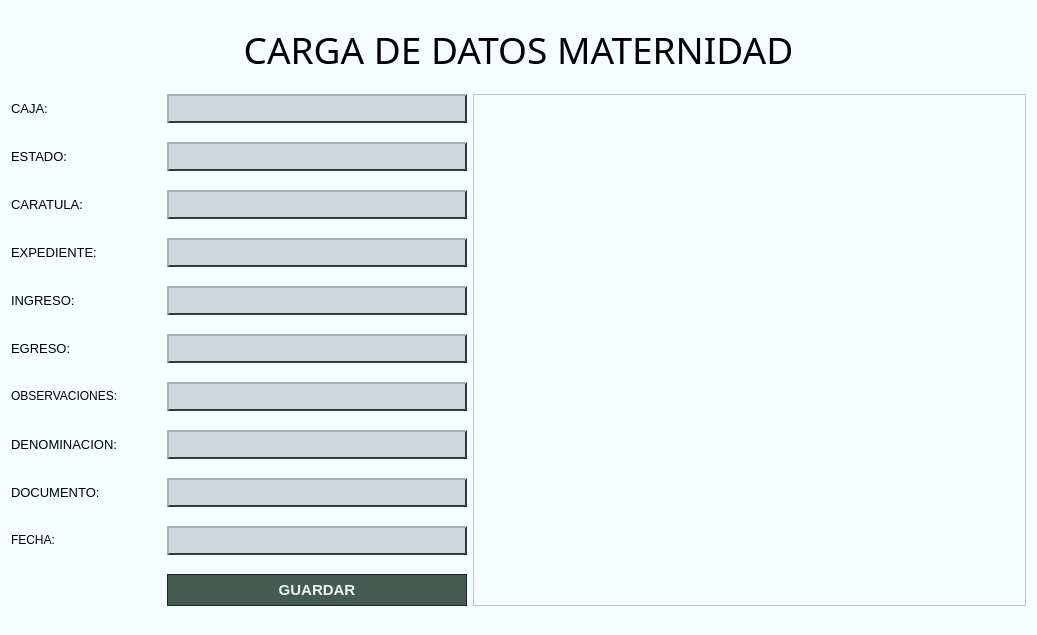
Above: ui/plantilla_maternidad.ui from Musthia/base-deposito before the change. Below: the same form after it.
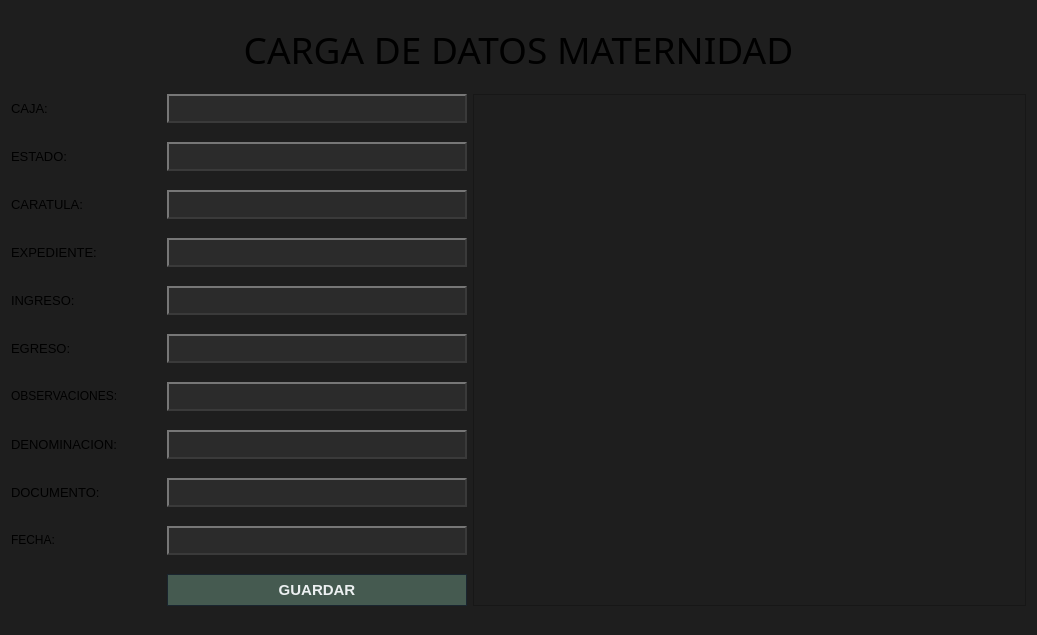
That is the form after the change.

```diff
--- a/ui/plantilla_maternidad.ui
+++ b/ui/plantilla_maternidad.ui
@@ -14,7 +14,7 @@
    <string>Form</string>
   </property>
   <property name="styleSheet">
-   <string notr="true">background-color: rgb(246, 255, 255);</string>
+   <string notr="true">background-color: #1e1e1e;</string>
   </property>
   <layout class="QGridLayout" name="gridLayout">
    <item row="1" column="0">
@@ -782,17 +782,17 @@
      </property>
      <property name="styleSheet">
       <string notr="true">QLineEdit {
-    background-color: #cfd8dc;          /* gris azulado claro */
-    border: 2px solid #455a64;          /* azul petróleo */
+    background-color: #2b2b2b;
+    border: 2px solid #555555;
   
     padding: 4px 10px;
-    color:  #000012;
+    color:  #e0e0e0;
     font-size: 13px;
 /* relieve simulado */
-    border-top-color: #a7b1b7;   /* borde superior más claro */
-    border-left-color: #a7b1b7;  /* borde izquierdo más claro */
-    border-right-color: #2e3d45; /* borde derecho más oscuro */
-    border-bottom-color: #2e3d45;
+    border-top-color: #777777;
+    border-left-color: #777777;
+    border-right-color: #3a3a3a;
+    border-bottom-color: #3a3a3a;
    
 }
 </string>
@@ -1017,17 +1017,17 @@
      </property>
      <property name="styleSheet">
       <string notr="true">QLineEdit {
-    background-color: #cfd8dc;          /* gris azulado claro */
-    border: 2px solid #455a64;          /* azul petróleo */
+    background-color: #2b2b2b;
+    border: 2px solid #555555;
   
     padding: 4px 10px;
-    color:  #000012;
+    color:  #e0e0e0;
     font-size: 13px;
 /* relieve simulado */
-    border-top-color: #a7b1b7;   /* borde superior más claro */
-    border-left-color: #a7b1b7;  /* borde izquierdo más claro */
-    border-right-color: #2e3d45; /* borde derecho más oscuro */
-    border-bottom-color: #2e3d45;
+    border-top-color: #777777;
+    border-left-color: #777777;
+    border-right-color: #3a3a3a;
+    border-bottom-color: #3a3a3a;
    
 }
 </string>
@@ -1611,17 +1611,17 @@
      </property>
      <property name="styleSheet">
       <string notr="true">QLineEdit {
-    background-color: #cfd8dc;          /* gris azulado claro */
-    border: 2px solid #455a64;          /* azul petróleo */
+    background-color: #2b2b2b;
+    border: 2px solid #555555;
   
     padding: 4px 10px;
-    color:  #000012;
+    color:  #e0e0e0;
     font-size: 13px;
 /* relieve simulado */
-    border-top-color: #a7b1b7;   /* borde superior más claro */
-    border-left-color: #a7b1b7;  /* borde izquierdo más claro */
-    border-right-color: #2e3d45; /* borde derecho más oscuro */
-    border-bottom-color: #2e3d45;
+    border-top-color: #777777;
+    border-left-color: #777777;
+    border-right-color: #3a3a3a;
+    border-bottom-color: #3a3a3a;
    
 }
 </string>
@@ -2054,17 +2054,17 @@
      </property>
      <property name="styleSheet">
       <string notr="true">QLineEdit {
-    background-color: #cfd8dc;          /* gris azulado claro */
-    border: 2px solid #455a64;          /* azul petróleo */
+    background-color: #2b2b2b;
+    border: 2px solid #555555;
   
     padding: 4px 10px;
-    color:  #000012;
+    color:  #e0e0e0;
     font-size: 13px;
 /* relieve simulado */
-    border-top-color: #a7b1b7;   /* borde superior más claro */
-    border-left-color: #a7b1b7;  /* borde izquierdo más claro */
-    border-right-color: #2e3d45; /* borde derecho más oscuro */
-    border-bottom-color: #2e3d45;
+    border-top-color: #777777;
+    border-left-color: #777777;
+    border-right-color: #3a3a3a;
+    border-bottom-color: #3a3a3a;
    
 }
 </string>
@@ -2296,17 +2296,17 @@
      </property>
      <property name="styleSheet">
       <string notr="true">QLineEdit {
-    background-color: #cfd8dc;          /* gris azulado claro */
-    border: 2px solid #455a64;          /* azul petróleo */
+    background-color: #2b2b2b;
+    border: 2px solid #555555;
   
     padding: 4px 10px;
-    color:  #000012;
+    color:  #e0e0e0;
     font-size: 13px;
 /* relieve simulado */
-    border-top-color: #a7b1b7;   /* borde superior más claro */
-    border-left-color: #a7b1b7;  /* borde izquierdo más claro */
-    border-right-color: #2e3d45; /* borde derecho más oscuro */
-    border-bottom-color: #2e3d45;
+    border-top-color: #777777;
+    border-left-color: #777777;
+    border-right-color: #3a3a3a;
+    border-bottom-color: #3a3a3a;
    
 }
 </string>
@@ -2717,17 +2717,17 @@
      </property>
      <property name="styleSheet">
       <string notr="true">QLineEdit {
-    background-color: #cfd8dc;          /* gris azulado claro */
-    border: 2px solid #455a64;          /* azul petróleo */
+    background-color: #2b2b2b;
+    border: 2px solid #555555;
   
     padding: 4px 10px;
-    color:  #000012;
+    color:  #e0e0e0;
     font-size: 13px;
 /* relieve simulado */
-    border-top-color: #a7b1b7;   /* borde superior más claro */
-    border-left-color: #a7b1b7;  /* borde izquierdo más claro */
-    border-right-color: #2e3d45; /* borde derecho más oscuro */
-    border-bottom-color: #2e3d45;
+    border-top-color: #777777;
+    border-left-color: #777777;
+    border-right-color: #3a3a3a;
+    border-bottom-color: #3a3a3a;
    
 }
 </string>
@@ -2939,17 +2939,17 @@
      </property>
      <property name="styleSheet">
       <string notr="true">QLineEdit {
-    background-color: #cfd8dc;          /* gris azulado claro */
-    border: 2px solid #455a64;          /* azul petróleo */
+    background-color: #2b2b2b;
+    border: 2px solid #555555;
   
     padding: 4px 10px;
-    color:  #000012;
+    color:  #e0e0e0;
     font-size: 13px;
 /* relieve simulado */
-    border-top-color: #a7b1b7;   /* borde superior más claro */
-    border-left-color: #a7b1b7;  /* borde izquierdo más claro */
-    border-right-color: #2e3d45; /* borde derecho más oscuro */
-    border-bottom-color: #2e3d45;
+    border-top-color: #777777;
+    border-left-color: #777777;
+    border-right-color: #3a3a3a;
+    border-bottom-color: #3a3a3a;
    
 }
 </string>
@@ -3172,17 +3172,17 @@
      </property>
      <property name="styleSheet">
       <string notr="true">QLineEdit {
-    background-color: #cfd8dc;          /* gris azulado claro */
-    border: 2px solid #455a64;          /* azul petróleo */
+    background-color: #2b2b2b;
+    border: 2px solid #555555;
   
     padding: 4px 10px;
-    color:  #000012;
+    color:  #e0e0e0;
     font-size: 13px;
 /* relieve simulado */
-    border-top-color: #a7b1b7;   /* borde superior más claro */
-    border-left-color: #a7b1b7;  /* borde izquierdo más claro */
-    border-right-color: #2e3d45; /* borde derecho más oscuro */
-    border-bottom-color: #2e3d45;
+    border-top-color: #777777;
+    border-left-color: #777777;
+    border-right-color: #3a3a3a;
+    border-bottom-color: #3a3a3a;
    
 }
 </string>
@@ -3758,17 +3758,17 @@
      </property>
      <property name="styleSheet">
       <string notr="true">QLineEdit {
-    background-color: #cfd8dc;          /* gris azulado claro */
-    border: 2px solid #455a64;          /* azul petróleo */
+    background-color: #2b2b2b;
+    border: 2px solid #555555;
   
     padding: 4px 10px;
-    color:  #000012;
+    color:  #e0e0e0;
     font-size: 13px;
 /* relieve simulado */
-    border-top-color: #a7b1b7;   /* borde superior más claro */
-    border-left-color: #a7b1b7;  /* borde izquierdo más claro */
-    border-right-color: #2e3d45; /* borde derecho más oscuro */
-    border-bottom-color: #2e3d45;
+    border-top-color: #777777;
+    border-left-color: #777777;
+    border-right-color: #3a3a3a;
+    border-bottom-color: #3a3a3a;
    
 }
 </string>
@@ -3956,17 +3956,17 @@
      </property>
      <property name="styleSheet">
       <string notr="true">QLineEdit {
-    background-color: #cfd8dc;          /* gris azulado claro */
-    border: 2px solid #455a64;          /* azul petróleo */
+    background-color: #2b2b2b;
+    border: 2px solid #555555;
   
     padding: 4px 10px;
-    color:  #000012;
+    color:  #e0e0e0;
     font-size: 13px;
 /* relieve simulado */
-    border-top-color: #a7b1b7;   /* borde superior más claro */
-    border-left-color: #a7b1b7;  /* borde izquierdo más claro */
-    border-right-color: #2e3d45; /* borde derecho más oscuro */
-    border-bottom-color: #2e3d45;
+    border-top-color: #777777;
+    border-left-color: #777777;
+    border-right-color: #3a3a3a;
+    border-bottom-color: #3a3a3a;
    
 }
 </string>
```
